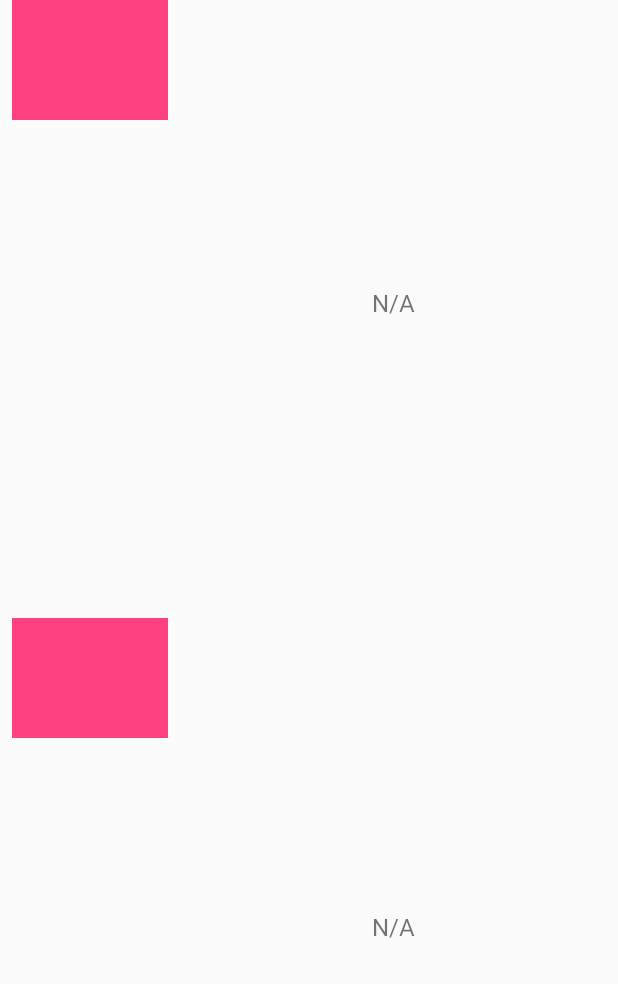
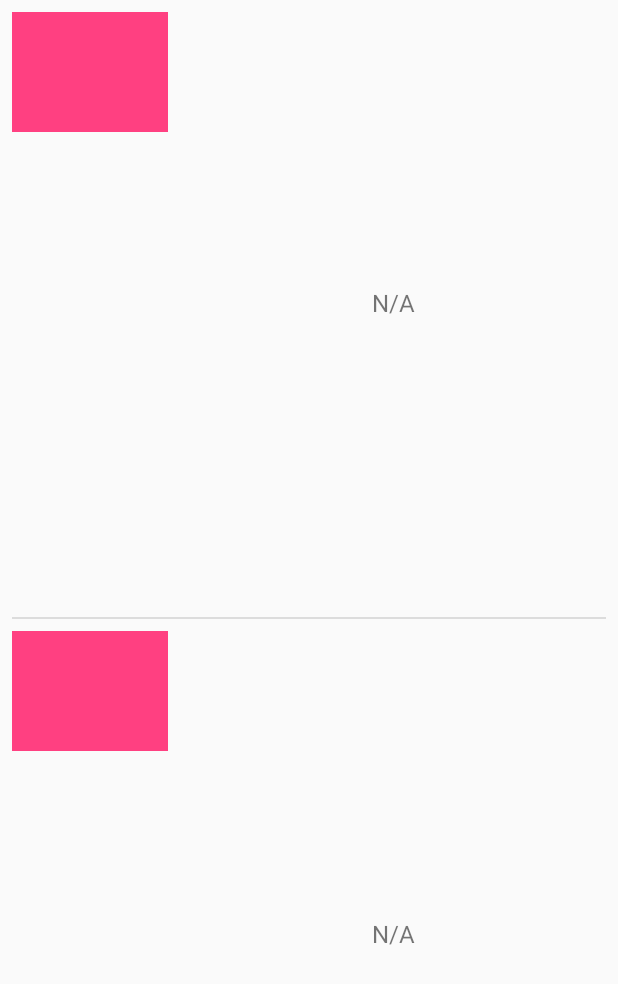
Before and after one commit to BIGxRED/PopularMovies_Stage2, an Android app: the layout dialog_movie_trailers.xml on its own in the app's theme, with its tools: preview values and no code run, on a phone screen of 412 x 824 dp. Shown: the top 984 px of the screen. Run offline under Robolectric (Android 15) with nearby library versions, the phone set to English and light mode, and no system bars.

```diff
--- a/app/src/main/res/layout/dialog_movie_trailers.xml
+++ b/app/src/main/res/layout/dialog_movie_trailers.xml
@@ -10,7 +10,8 @@
         android:layout_height="match_parent"
         android:orientation="horizontal"
         android:layout_weight="1"
-        android:layout_marginBottom="8dp">
+        android:layout_marginBottom="8dp"
+        android:layout_marginTop="8dp">
 
         <ImageView
             android:id="@+id/iv_first_trailer_thumbnail"
@@ -18,7 +19,8 @@
             android:layout_height="80dp"
             android:background="@color/colorAccent"
             android:layout_weight="1"
-            android:layout_marginLeft="8dp"/>
+            android:layout_marginLeft="8dp"
+            android:scaleType="centerCrop"/>
 
         <TextView
             android:id="@+id/tv_movie_trailer_title1"
@@ -30,6 +32,14 @@
             android:layout_weight="2"/>
 
     </LinearLayout>
+
+    <View
+        android:id="@+id/movieTrailerSeparator"
+        style="@style/HorizontalDivider"
+        android:layout_height="1dp"
+        android:layout_width="match_parent"
+        android:layout_marginTop="4dp"
+        android:layout_marginBottom="4dp"/>
 
     <LinearLayout
         android:id="@+id/ll_second_trailer"
@@ -43,7 +53,8 @@
             android:layout_height="80dp"
             android:background="@color/colorAccent"
             android:layout_weight="1"
-            android:layout_marginLeft="8dp" />
+            android:layout_marginLeft="8dp"
+            android:scaleType="centerCrop"/>
 
         <TextView
             android:id="@+id/tv_movie_trailer_title2"
```
Also changed, not shown: app/src/main/java/com/example/android/popularmovies_stage2/fragments/MovieTrailersDialogFragment.java (+23 -1 lines).
